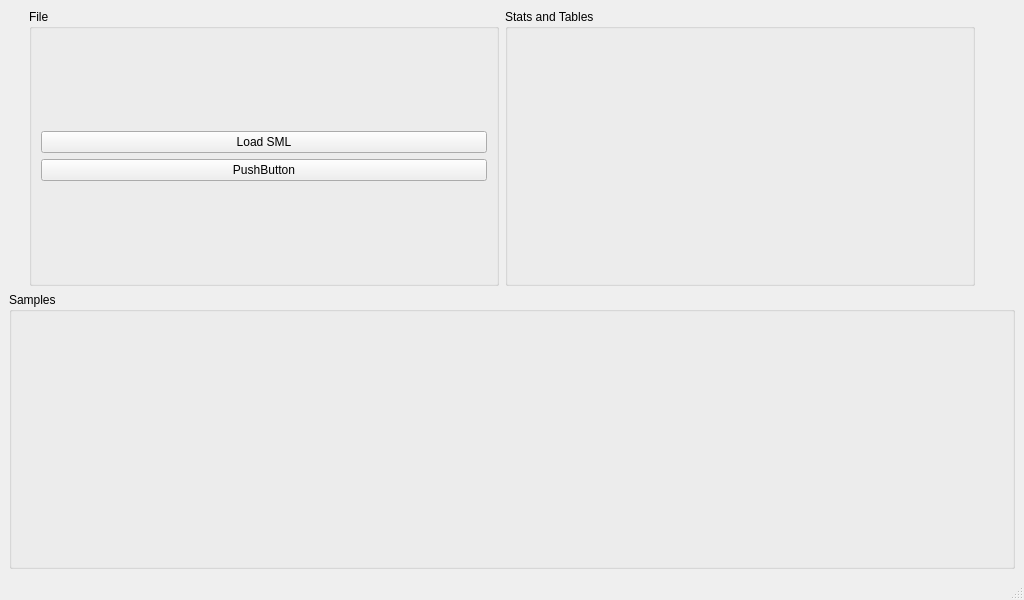
The window that smlgui/gui/import.ui (akshaybabloo/SML-GUI) describes before a commit, drawn with Qt 5.
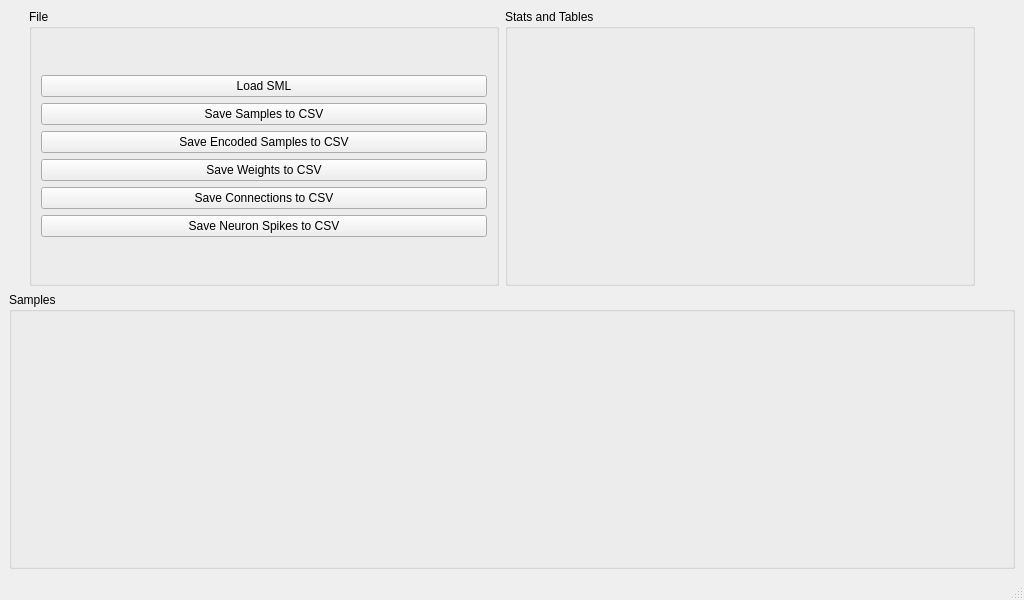
The same window after the commit.

The edit to the form file:
```diff
--- a/smlgui/gui/import.ui
+++ b/smlgui/gui/import.ui
@@ -51,7 +51,35 @@
            <item>
             <widget class="QPushButton" name="pushButton">
              <property name="text">
-              <string>PushButton</string>
+              <string>Save Samples to CSV</string>
+             </property>
+            </widget>
+           </item>
+           <item>
+            <widget class="QPushButton" name="encoded_to_csv">
+             <property name="text">
+              <string>Save Encoded Samples to CSV</string>
+             </property>
+            </widget>
+           </item>
+           <item>
+            <widget class="QPushButton" name="weights_to_csv">
+             <property name="text">
+              <string>Save Weights to CSV</string>
+             </property>
+            </widget>
+           </item>
+           <item>
+            <widget class="QPushButton" name="connections_to_csv">
+             <property name="text">
+              <string>Save Connections to CSV</string>
+             </property>
+            </widget>
+           </item>
+           <item>
+            <widget class="QPushButton" name="spikes_to_csv">
+             <property name="text">
+              <string>Save Neuron Spikes to CSV</string>
              </property>
             </widget>
            </item>
```
Left out of the diff: 2 changed lines with no effect on the pictures.
